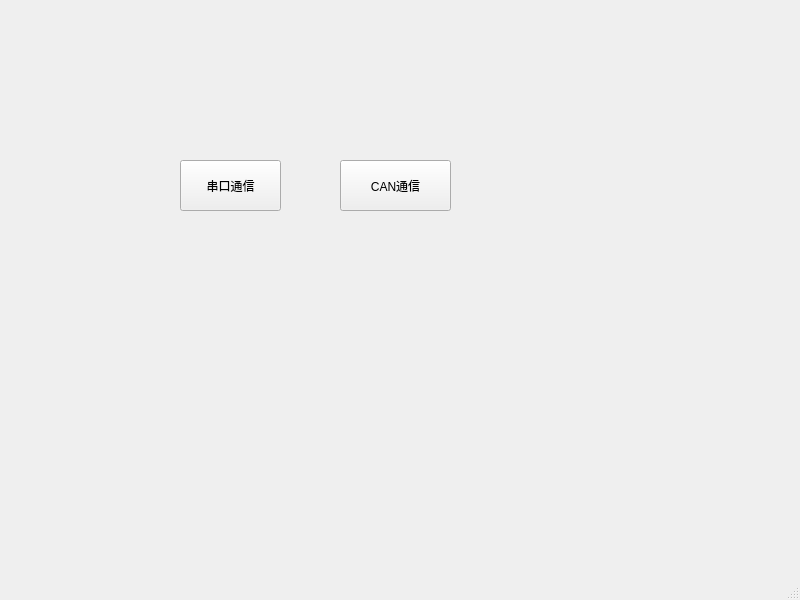
The window that project/MCOM/MCOM/mainwindow.ui (zagerx/MCOM) describes before a commit, drawn with Qt 5.
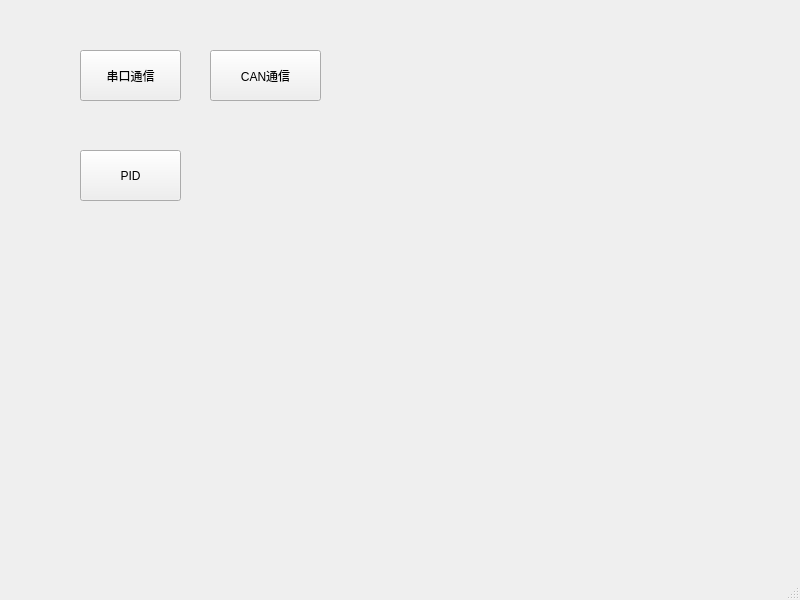
The same window after the commit.

The edit to the form file:
```diff
--- a/project/MCOM/MCOM/mainwindow.ui
+++ b/project/MCOM/MCOM/mainwindow.ui
@@ -17,8 +17,8 @@
    <widget class="QPushButton" name="serialButton">
     <property name="geometry">
      <rect>
-      <x>180</x>
-      <y>160</y>
+      <x>80</x>
+      <y>50</y>
       <width>101</width>
       <height>51</height>
      </rect>
@@ -30,8 +30,8 @@
    <widget class="QPushButton" name="pushButton_2">
     <property name="geometry">
      <rect>
-      <x>340</x>
-      <y>160</y>
+      <x>210</x>
+      <y>50</y>
       <width>111</width>
       <height>51</height>
      </rect>
@@ -40,6 +40,19 @@
      <string>CAN通信</string>
     </property>
    </widget>
+   <widget class="QPushButton" name="PIDButton">
+    <property name="geometry">
+     <rect>
+      <x>80</x>
+      <y>150</y>
+      <width>101</width>
+      <height>51</height>
+     </rect>
+    </property>
+    <property name="text">
+     <string>PID</string>
+    </property>
+   </widget>
   </widget>
   <widget class="QMenuBar" name="menubar">
    <property name="geometry">
```
Left out of the diff: 4 changed lines with no effect on the pictures.
